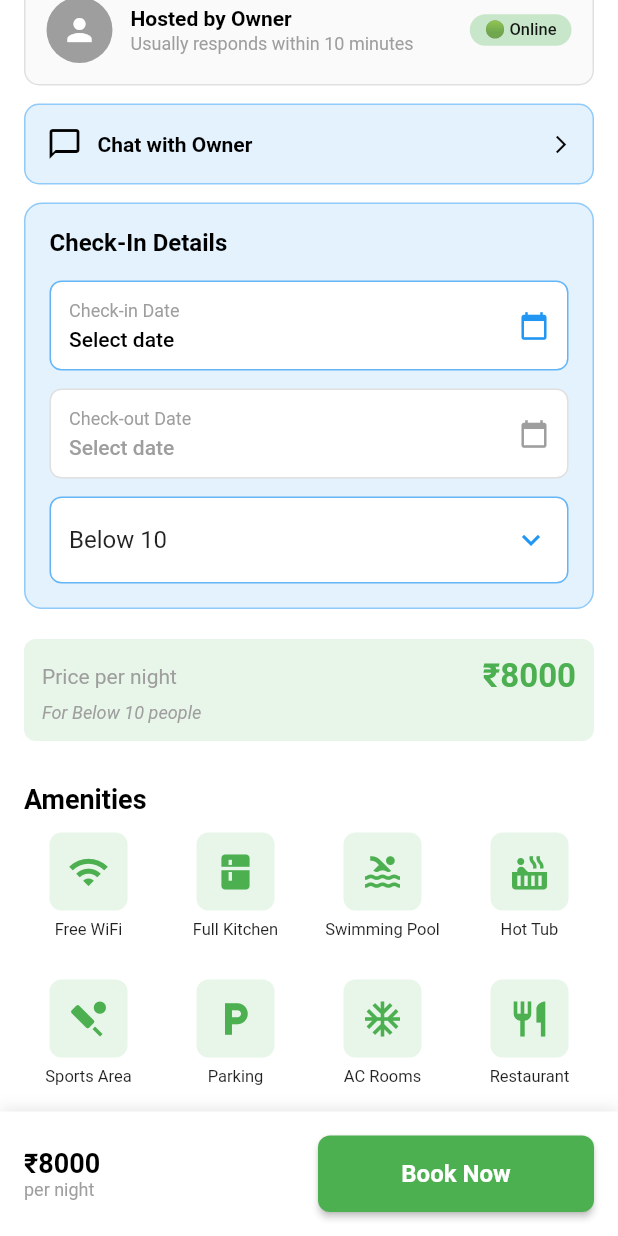
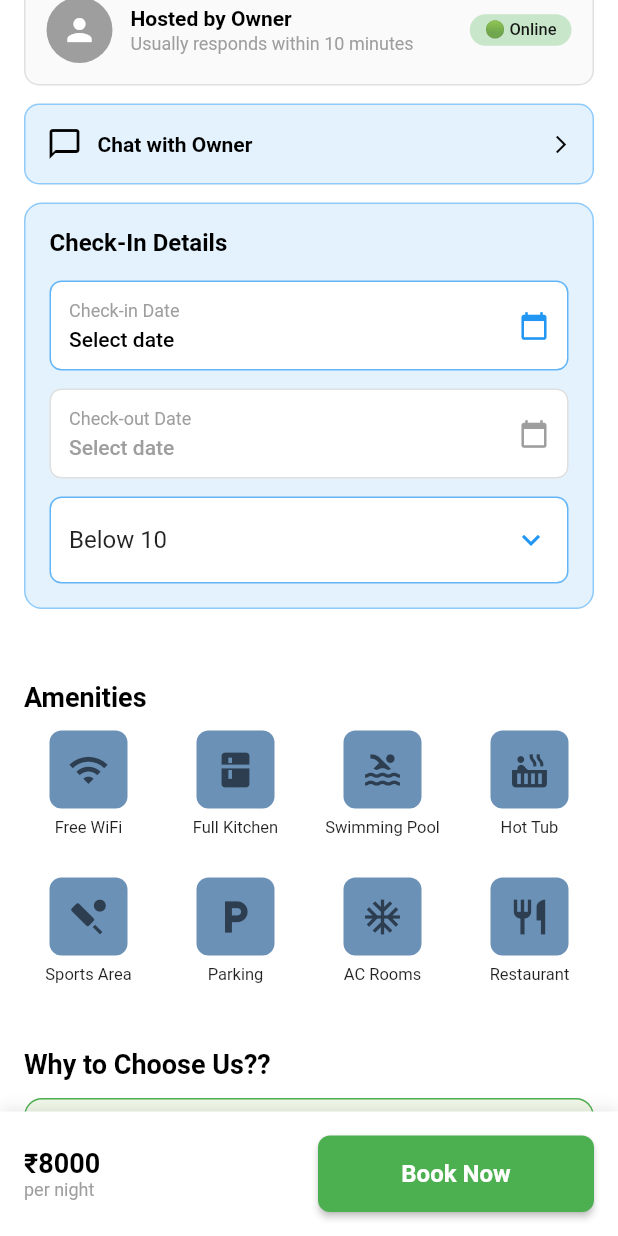
Before and after one commit to jayanth41/farmigo, a Flutter app: the FarmhouseDetailsScreen screen opened directly with empty values, scrolled down 576 dp, on a phone screen of 412 x 824 dp. Run offline on Flutter 3.47's test engine with Material 3 defaults, Android fonts, the phone set to English and light mode, and no system bars; our stand-ins replace audioplayers, cloud_firestore, cross_file, firebase_auth, firebase_core, firebase_messaging and 13 more; missing offline and left inert: razorpay_flutter; accounts and stored records are empty; generated files the repository leaves out were written again; network calls fail.

Commit message:
property details UI

```diff
--- a/lib/screens/farmhouse_details_screen.dart
+++ b/lib/screens/farmhouse_details_screen.dart
@@ -595,7 +595,7 @@ class _FarmhouseDetailsScreenState extends State<FarmhouseDetailsScreen> {
                                       ? Icons.favorite
                                       : Icons.favorite_border,
                                   color: favoritesController.isFavorited(farmhouse.id)
-                                      ? Colors.red
+                                      ?  Color(0xFF2C3E50)
                                       : Colors.black,
                                   size: 24,
                                 ),
@@ -1050,47 +1050,6 @@ class _FarmhouseDetailsScreenState extends State<FarmhouseDetailsScreen> {
                     ),
                   ),
                   const SizedBox(height: 20),
-                  Container(
-                    padding: const EdgeInsets.all(12),
-                    decoration: BoxDecoration(
-                      color: Colors.green[50],
-                      borderRadius: BorderRadius.circular(8),
-                    ),
-                    child: Column(
-                      crossAxisAlignment: CrossAxisAlignment.start,
-                      children: [
-                        Row(
-                          mainAxisAlignment: MainAxisAlignment.spaceBetween,
-                          children: [
-                            const Text(
-                              'Price per night',
-                              style: TextStyle(
-                                fontSize: 14,
-                                color: Colors.grey,
-                              ),
-                            ),
-                            Text(
-                              '₹${calculatedPrice.toStringAsFixed(0)}',
-                              style: const TextStyle(
-                                fontSize: 22,
-                                fontWeight: FontWeight.bold,
-                                color: Colors.green,
-                              ),
-                            ),
-                          ],
-                        ),
-                        const SizedBox(height: 4),
-                        Text(
-                          'For $selectedPeopleRange people',
-                          style: const TextStyle(
-                            fontSize: 12,
-                            color: Colors.grey,
-                            fontStyle: FontStyle.italic,
-                          ),
-                        ),
-                      ],
-                    ),
-                  ),
                   const SizedBox(height: 28),
                   const Text(
                     'Amenities',
@@ -1118,12 +1077,12 @@ class _FarmhouseDetailsScreenState extends State<FarmhouseDetailsScreen> {
                           Container(
                             padding: const EdgeInsets.all(12),
                             decoration: BoxDecoration(
-                              color: Colors.green[50],
+                              color:  Color.fromARGB(255, 107, 145, 183),
                               borderRadius: BorderRadius.circular(8),
                             ),
                             child: Icon(
                               amenity['icon'],
-                              color: Colors.green,
+                              color:  Color(0xFF2C3E50),
                               size: 28,
                             ),
                           ),
@@ -1436,9 +1395,9 @@ class _FarmhouseDetailsScreenState extends State<FarmhouseDetailsScreen> {
                   Container(
                     padding: const EdgeInsets.all(16),
                     decoration: BoxDecoration(
-                      color: Colors.amber[50],
+                      color: Colors.green[50],
                       borderRadius: BorderRadius.circular(12),
-                      border: Border.all(color: Colors.amber[200]!, width: 1),
+                      border: Border.all(color: Colors.green[200]!, width: 1),
                     ),
                     child: Column(
                       crossAxisAlignment: CrossAxisAlignment.start,
@@ -1457,7 +1416,7 @@ class _FarmhouseDetailsScreenState extends State<FarmhouseDetailsScreen> {
                             Container(
                               padding: const EdgeInsets.all(12),
                               decoration: BoxDecoration(
-                                color: Colors.amber,
+                                color: Colors.green,
                                 borderRadius: BorderRadius.circular(8),
                               ),
                               child: const Text(
@@ -1505,82 +1464,10 @@ class _FarmhouseDetailsScreenState extends State<FarmhouseDetailsScreen> {
 
                   const SizedBox(height: 20),
 
-                  const Text(
-                    'Write a Review',
-                    style: TextStyle(
-                      fontSize: 18,
-                      fontWeight: FontWeight.bold,
-                    ),
-                  ),
-
-                  const SizedBox(height: 10),
-
-                  Container(
-                    padding: const EdgeInsets.all(14),
-                    decoration: BoxDecoration(
-                      color: Colors.grey[50],
-                      borderRadius: BorderRadius.circular(12),
-                      border: Border.all(color: Colors.grey.shade300),
-                    ),
-                    child: Column(
-                      crossAxisAlignment: CrossAxisAlignment.start,
-                      children: [
-                        TextField(
-                          controller: _reviewController,
-                          maxLines: 3,
-                          decoration: const InputDecoration(
-                            hintText: "Share your experience...",
-                            border: OutlineInputBorder(),
-                          ),
-                        ),
-
-                        const SizedBox(height: 10),
-
-                        Wrap(
-                          spacing: 8,
-                          children: _reviewImages.map((img) {
-                            return Stack(
-                              children: [
-                                ClipRRect(
-                                  borderRadius: BorderRadius.circular(8),
-                                  child: Image.file(
-                                    File(img.path),
-                                    width: 70,
-                                    height: 70,
-                                    fit: BoxFit.cover,
-                                  ),
-                                ),
-                              ],
-                            );
-                          }).toList(),
-                        ),
-
-                        const SizedBox(height: 10),
-
-                        Row(
-                          children: [
-                            OutlinedButton.icon(
-                              onPressed: _pickReviewImages,
-                              icon: const Icon(Icons.photo),
-                              label: const Text("Add Photos"),
-                            ),
-
-                            const Spacer(),
-
-                            ElevatedButton(
-                              onPressed: () {
-                                ScaffoldMessenger.of(context).showSnackBar(
-                                  const SnackBar(content: Text("Review submitted")),
-                                );
-                              },
-                              child: const Text("Submit"),
-                            ),
-                          ],
-                        ),
-                      ],
-                    ),
-                  ),
                   const SizedBox(height: 28),
+                  Row(
+                    mainAxisAlignment: MainAxisAlignment.spaceBetween,
+                    children: [
                       const Text(
                         'Guest Photos',
                         style: TextStyle(
@@ -1588,6 +1475,52 @@ class _FarmhouseDetailsScreenState extends State<FarmhouseDetailsScreen> {
                           fontWeight: FontWeight.bold,
                           color: Colors.black,
                         ),
+                      ),
+                      GestureDetector(
+                        onTap: () {
+                          showDialog(
+                            context: context,
+                            builder: (context) {
+                              return Dialog(
+                                insetPadding: const EdgeInsets.all(16),
+                                shape: RoundedRectangleBorder(
+                                  borderRadius: BorderRadius.circular(12),
+                                ),
+                                child: Padding(
+                                  padding: const EdgeInsets.all(16),
+                                  child: GridView.builder(
+                                    shrinkWrap: true,
+                                    itemCount: guestPhotos.length,
+                                    gridDelegate: const SliverGridDelegateWithFixedCrossAxisCount(
+                                      crossAxisCount: 3,
+                                      crossAxisSpacing: 8,
+                                      mainAxisSpacing: 8,
+                                    ),
+                                    itemBuilder: (context, index) {
+                                      return ClipRRect(
+                                        borderRadius: BorderRadius.circular(8),
+                                        child: ImageWithFallback(
+                                          imageUrl: guestPhotos[index],
+                                          fit: BoxFit.cover,
+                                        ),
+                                      );
+                                    },
+                                  ),
+                                ),
+                              );
+                            },
+                          );
+                        },
+                        child: const Text(
+                          "View All",
+                          style: TextStyle(
+                            fontSize: 13,
+                            fontWeight: FontWeight.w600,
+                            color: Colors.blue,
+                          ),
+                        ),
+                      ),
+                    ],
                   ),
                   const SizedBox(height: 12),
                   SizedBox(
@@ -1662,7 +1595,83 @@ class _FarmhouseDetailsScreenState extends State<FarmhouseDetailsScreen> {
                       },
                     ),
                   ),
-                  const SizedBox(height: 28),
+
+                  const Text(
+                    'Write a Review',
+                    style: TextStyle(
+                      fontSize: 18,
+                      fontWeight: FontWeight.bold,
+                    ),
+                  ),
+
+                  const SizedBox(height: 10),
+
+                  Container(
+                    padding: const EdgeInsets.all(14),
+                    decoration: BoxDecoration(
+                      color: Colors.grey[50],
+                      borderRadius: BorderRadius.circular(12),
+                      border: Border.all(color: Colors.grey.shade300),
+                    ),
+                    child: Column(
+                      crossAxisAlignment: CrossAxisAlignment.start,
+                      children: [
+                        TextField(
+                          controller: _reviewController,
+                          maxLines: 3,
+                          decoration: const InputDecoration(
+                            hintText: "Share your experience...",
+                            border: OutlineInputBorder(),
+                          ),
+                        ),
+
+                        const SizedBox(height: 10),
+
+                        Wrap(
+                          spacing: 8,
+                          children: _reviewImages.map((img) {
+                            return Stack(
+                              children: [
+                                ClipRRect(
+                                  borderRadius: BorderRadius.circular(8),
+                                  child: Image.file(
+                                    File(img.path),
+                                    width: 70,
+                                    height: 70,
+                                    fit: BoxFit.cover,
+                                  ),
+                                ),
+                              ],
+                            );
+                          }).toList(),
+                        ),
+
+                        const SizedBox(height: 10),
+
+                        Row(
+                          children: [
+                            OutlinedButton.icon(
+                              onPressed: _pickReviewImages,
+                              icon: const Icon(Icons.photo),
+                              label: const Text("Add Photos"),
+                            ),
+
+                            const Spacer(),
+
+                            ElevatedButton(
+                              onPressed: () {
+                                ScaffoldMessenger.of(context).showSnackBar(
+                                  const SnackBar(content: Text("Review submitted")),
+                                );
+                              },
+                              child: const Text("Submit"),
+                            ),
+                          ],
+                        ),
+                      ],
+                    ),
+                  ),
+
 
                   // Nearby Attractions (temporary static list)
                   const Text(
```
Lines whose indentation alone changed are shown as unchanged.
